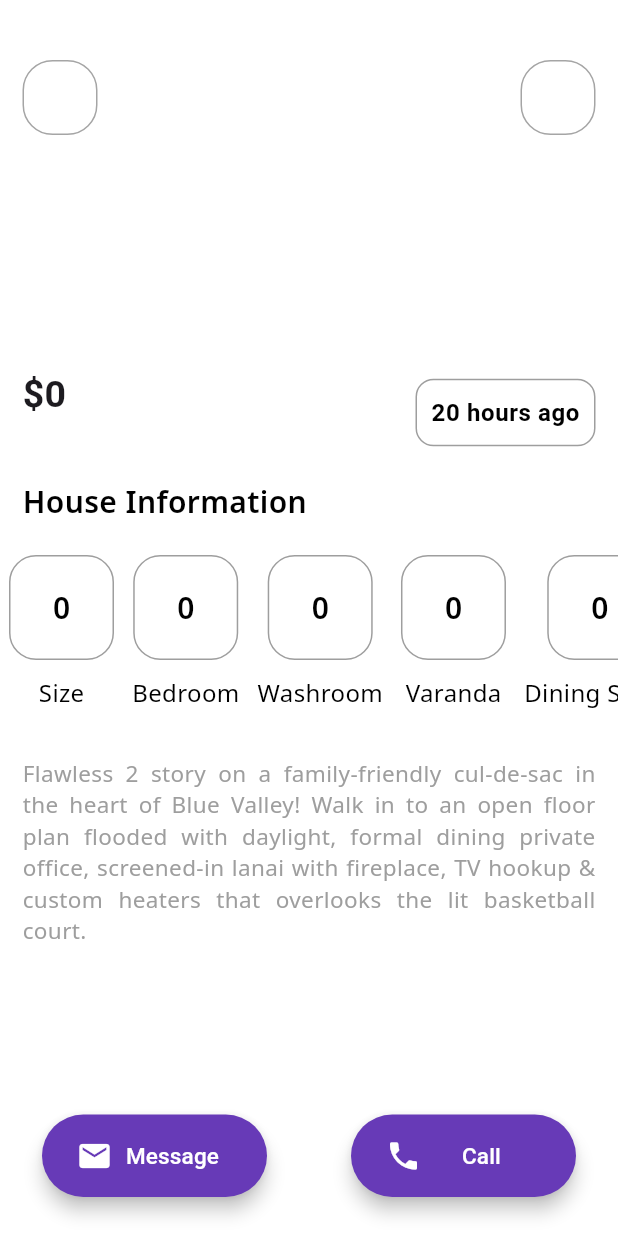
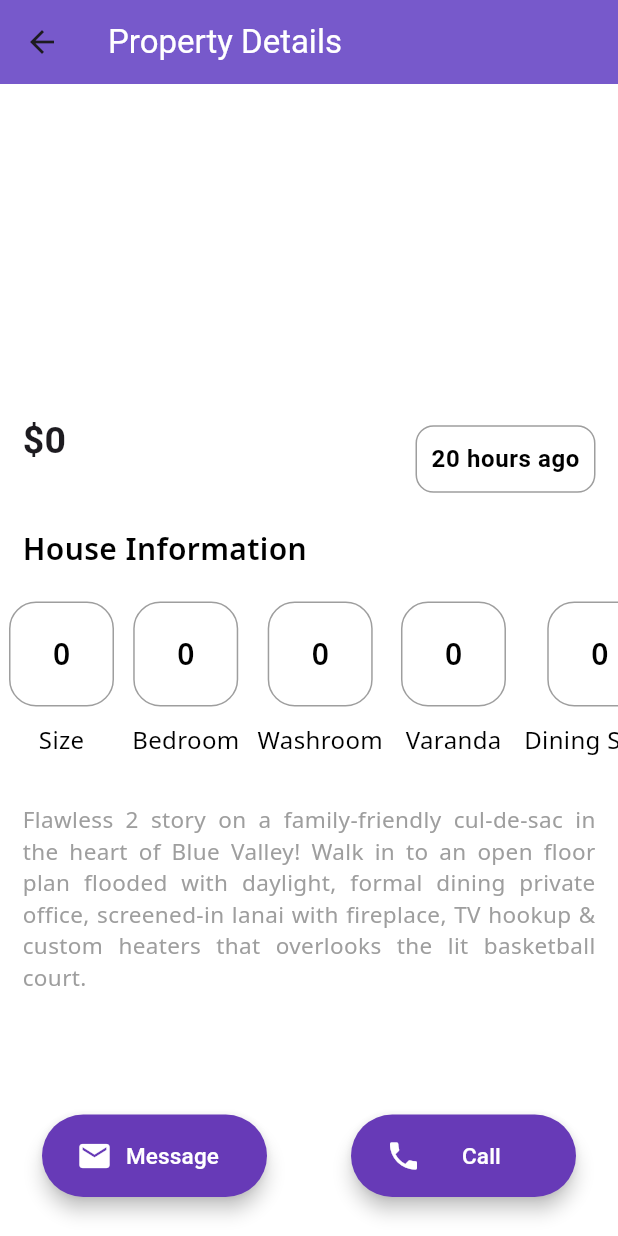
Before and after one commit to sakibahmedshanto/shondhan, a Flutter app: the ItemDetailScreen screen opened directly with empty values, on a phone screen of 412 x 824 dp. Run offline on Flutter 3.47's test engine with Material 3 defaults, Android fonts, the phone set to English and light mode, and no system bars; drawn by our look-alikes of carousel_slider; our stand-ins replace cached_network_image, cloud_firestore, firebase_auth, firebase_core, firebase_messaging, flutter_easyloading and 6 more; missing offline and left inert: ar_location_view; accounts and stored records are empty.

Commit message:
solved a merge conflict

```diff
--- a/lib/screens/Home/custom_widgets/floating_widget.dart
+++ b/lib/screens/Home/custom_widgets/floating_widget.dart
@@ -5,20 +5,20 @@ import 'package:shondhan/screens/augmented/view_annotations.dart';
 class FloatingWidget extends StatelessWidget {
   final IconData leadingIcon;
   final String txt;
-  const FloatingWidget({super.key,
+  FloatingWidget({
     required this.leadingIcon,
     required this.txt,
   });
   @override
   Widget build(BuildContext context) {
-    return SizedBox(
+    return Container(
       height: 55,
       width: 150,
       child: FloatingActionButton(
         backgroundColor: Colors.deepPurple,
         elevation: 5,
         onPressed: () {
-          Get.to(()=>const ViewAnnotations());
+          Get.to(()=>ViewAnnotations());
         },
         shape: RoundedRectangleBorder(
           borderRadius: BorderRadius.circular(75.0),
--- a/lib/screens/Home/custom_widgets/house_widget.dart
+++ b/lib/screens/Home/custom_widgets/house_widget.dart
@@ -4,7 +4,7 @@ import 'package:google_fonts/google_fonts.dart';
 class HouseWidget extends StatelessWidget {
   final String number;
   final String type;
-  const HouseWidget({super.key,
+  HouseWidget({
     required this.number,
     required this.type,
   });
@@ -38,7 +38,7 @@ class HouseWidget extends StatelessWidget {
               ),
             ),
           ),
-          const SizedBox(
+          SizedBox(
             height: 10,
           ),
           Center(
--- a/lib/screens/Home/custom_widgets/menu_widget.dart
+++ b/lib/screens/Home/custom_widgets/menu_widget.dart
@@ -7,12 +7,12 @@ class MenuWidget extends StatelessWidget {
   final Function() onbtnTap;
 
   const MenuWidget({
-    super.key, //nullable
+    Key? key, //nullable
     required this.iconImg,
     required this.iconColor,
     this.conBackColor = Colors.white,
     required this.onbtnTap,
-  });
+  }) : super(key: key);
 
   // MenuWidget({
   //   Key key,
@@ -33,7 +33,7 @@ class MenuWidget extends StatelessWidget {
         width: 50,
         decoration: BoxDecoration(
           color: conBackColor,
-          border: Border.all(color: const Color.fromRGBO(69, 69, 69, 0.486)),
+          border: Border.all(color: Color.fromRGBO(69, 69, 69, 0.486)),
           borderRadius: BorderRadius.circular(20.0),
         ),
         child: Icon(
--- a/lib/screens/Home/item_detail_screen.dart
+++ b/lib/screens/Home/item_detail_screen.dart
@@ -9,11 +9,12 @@ import 'package:shondhan/models/property_model.dart';
 import 'package:shondhan/screens/Home/custom_widgets/floating_widget.dart';
 import 'package:shondhan/screens/Home/custom_widgets/house_widget.dart';
 import 'package:shondhan/screens/Home/custom_widgets/menu_widget.dart';
+import 'package:shondhan/utils/app-constant.dart';
 
 class ItemDetailScreen extends StatelessWidget {
   final Property property;
 
-  const ItemDetailScreen({super.key, required this.property});
+  ItemDetailScreen({required this.property});
 
   // final List<String> houseArray = [
   //   "1,416",
@@ -41,6 +42,7 @@ class ItemDetailScreen extends StatelessWidget {
     );
 
     return Scaffold(
+      appBar: AppBar(title: Text("Property Details",style: TextStyle(color: Colors.white),),backgroundColor: AppConstant.appScendoryColor,),
       backgroundColor: Colors.white,
       floatingActionButtonLocation: FloatingActionButtonLocation.centerFloat,
       floatingActionButton: Container(
@@ -62,14 +64,14 @@ class ItemDetailScreen extends StatelessWidget {
       ),
       body: SingleChildScrollView(
         child: Container(
-          padding:const EdgeInsets.only(top: 25, bottom: 0),
+          padding:const EdgeInsets.only(top: 0, bottom: 0),
           child: Column(
             crossAxisAlignment: CrossAxisAlignment.start,
             children: <Widget>[
               Stack(
                 children: <Widget>[
                   Container(
-                    padding: const EdgeInsets.only(top: 0, bottom: 10),
+                    padding: EdgeInsets.only(top: 0, bottom: 10),
                     child: SizedBox(
                       height: 200.0,
                       width: screenWidth,
@@ -78,46 +80,46 @@ class ItemDetailScreen extends StatelessWidget {
                           height: 200.0,
                           enlargeCenterPage: true,
                           autoPlay: true,
-                          autoPlayInterval: const Duration(seconds: 3),
+                          autoPlayInterval: Duration(seconds: 3),
                         ),
                         items: property.propertyImgs.map((imagePath) {
                           return Container(
-                            margin: const EdgeInsets.symmetric(horizontal: 2.0),
+                            margin: EdgeInsets.symmetric(horizontal: 0.0),
                             child: CachedNetworkImage(imageUrl: imagePath,)
                           );
                         }).toList(),
                       ),
                     ),
                   ),
-                  Padding(
-                    padding:
-                        const EdgeInsets.only(top: 15, right: 15, left: 15),
-                    child: Row(
-                      mainAxisAlignment: MainAxisAlignment.spaceBetween,
-                      children: <Widget>[
-                        MenuWidget(
-                          iconImg: Icons.arrow_back,
-                          iconColor: Colors.white,
-                          conBackColor: Colors.transparent,
-                          onbtnTap: () {
-                            Navigator.of(context).pop(false);
-                          },
-                        ),
-                        MenuWidget(
-                          iconImg: Icons.favorite_border,
-                          iconColor: Colors.white,
-                          conBackColor: Colors.transparent,
-                          onbtnTap: () {
-                            const Color.fromRGBO(255, 0, 0, 10);
-                          },
-                        ),
-                      ],
-                    ),
-                  )
+                  // Padding(
+                  //   padding:
+                  //       const EdgeInsets.only(top: 15, right: 15, left: 15),
+                  //   child: Row(
+                  //     mainAxisAlignment: MainAxisAlignment.spaceBetween,
+                  //     children: <Widget>[
+                  //       MenuWidget(
+                  //         iconImg: Icons.arrow_back,
+                  //         iconColor: Colors.white,
+                  //         conBackColor: Colors.transparent,
+                  //         onbtnTap: () {
+                  //           Navigator.of(context).pop(false);
+                  //         },
+                  //       ),
+                  //       MenuWidget(
+                  //         iconImg: Icons.favorite_border,
+                  //         iconColor: Colors.white,
+                  //         conBackColor: Colors.transparent,
+                  //         onbtnTap: () {
+                  //           Color.fromRGBO(255, 0, 0, 10);
+                  //         },
+                  //       ),
+                  //     ],
+                  //   ),
+                  // )
                 ],
               ),
               Container(
-                padding: const EdgeInsets.only(left: 15, top: 10),
+                padding: EdgeInsets.only(left: 15, top: 10),
                 child: Row(
                   mainAxisAlignment: MainAxisAlignment.spaceBetween,
                   children: [
@@ -125,17 +127,17 @@ class ItemDetailScreen extends StatelessWidget {
                       crossAxisAlignment: CrossAxisAlignment.start,
                       children: [
                         Text(
-                          '\$'+ oCcy.format(property.rentPrice),
-                          style: const TextStyle(
+                          '\$' + "${oCcy.format(property.rentPrice)}",
+                          style: TextStyle(
                             fontWeight: FontWeight.bold,
                             fontSize: 25,
                           ),
                         ),
                         Padding(
-                          padding: const EdgeInsets.only(top: 5),
+                          padding: EdgeInsets.only(top: 5),
                           child: Text(
                             property.address,
-                            style: const TextStyle(
+                            style: TextStyle(
                               fontSize: 13,
                               color: Colors.grey,
                             ),
@@ -181,7 +183,7 @@ class ItemDetailScreen extends StatelessWidget {
                   ),
                 ),
               ),
-              SizedBox(
+              Container(
                   height: 120,
                   child: SingleChildScrollView(
                       scrollDirection: Axis.horizontal,
```
Also changed, not shown: lib/controllers/property_control/add_new_property.dart (+19 -6 lines), lib/screens/Home/custom_widgets/image_widget.dart (+6 -6 lines), lib/screens/Home/home_page_screen.dart (+8 -9 lines), lib/screens/owner/addProperty/add_new_property_screen.dart (+13 -14 lines).
